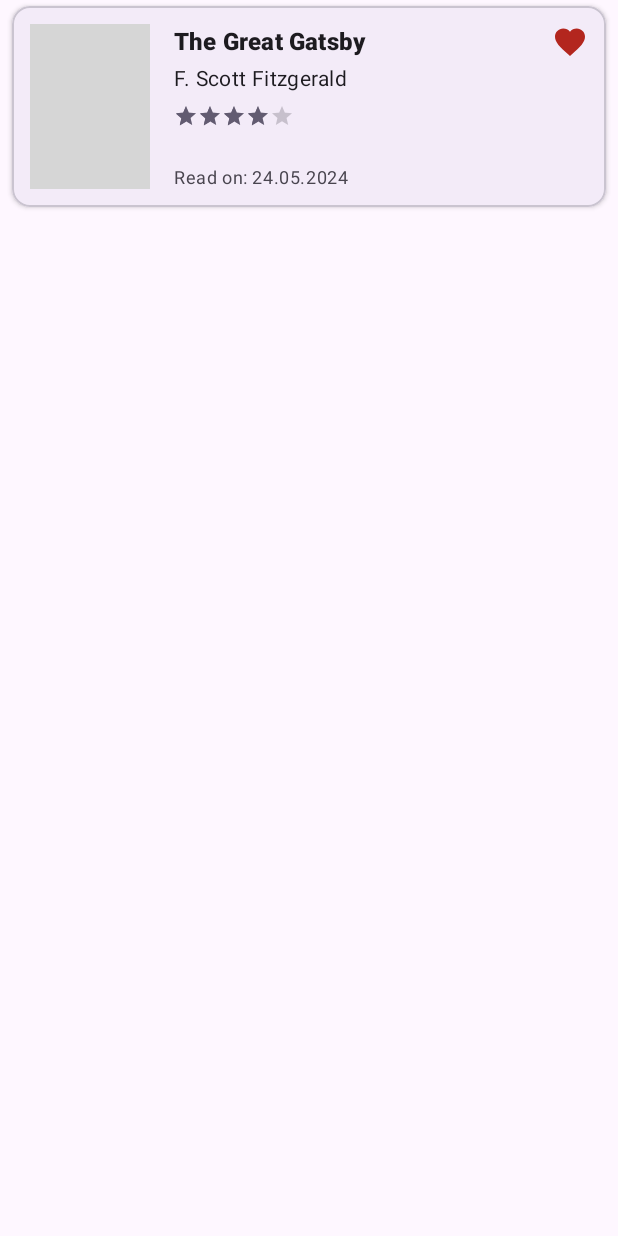
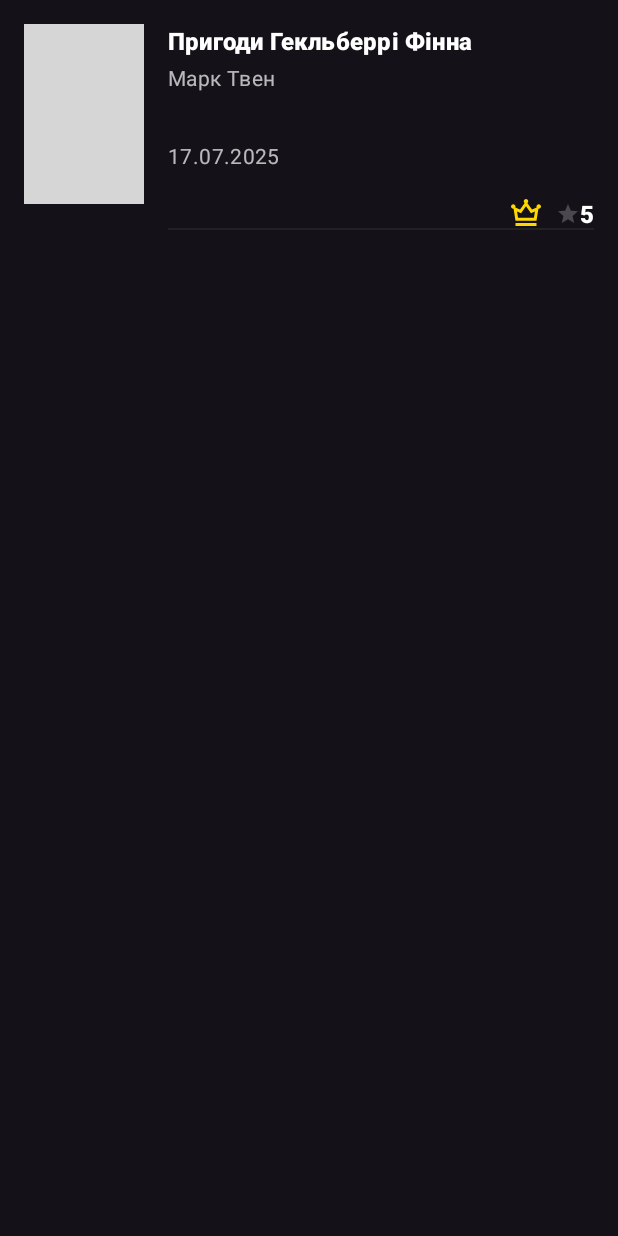
Before and after one commit to OkayMarta/BookDiaryMobile, an Android app: the layout list_item_book.xml on its own in the app's theme, with its tools: preview values and no code run, on a phone screen of 412 x 824 dp. Run offline under Robolectric (Android 15) with nearby library versions, the phone set to English and light mode, and no system bars; grey boxes are pictures that could not be loaded.

Commit message:
refactor: Implement new dark theme UI
Updated the application's visual style to a new dark theme.

- Enforced a global dark mode.
- Redesigned the book list item layout for a cleaner, more modern appearance.
- Replaced bottom navigation icons with a new, consistent set.
- Updated the BookAdapter to support the new layout.

```diff
--- a/app/src/main/java/com/example/bookdiarymobile/ui/BookDetailFragment.kt
+++ b/app/src/main/java/com/example/bookdiarymobile/ui/BookDetailFragment.kt
@@ -148,10 +148,12 @@ class BookDetailFragment : Fragment(R.layout.fragment_book_detail) {
         if (book.coverImagePath != null) {
             Glide.with(this)
                 .load(File(book.coverImagePath))
-                .placeholder(R.color.black)
+                .placeholder(R.drawable.placeholder_cover) // Використовуємо placeholder з drawable
+                .error(R.drawable.placeholder_cover)       // Показуємо placeholder, якщо сталася помилка завантаження
                 .into(coverImageView)
         } else {
-            coverImageView.setImageResource(R.color.black)
+            // Встановлюємо placeholder, якщо шляху до обкладинки немає
+            coverImageView.setImageResource(R.drawable.placeholder_cover)
         }
 
         // Логіка для іконки "вибране" тепер буде викликатись тільки для READ книг
--- a/app/src/main/res/drawable/ic_backup.xml
+++ /dev/null
@@ -1,5 +0,0 @@
-<vector xmlns:android="http://schemas.android.com/apk/res/android" android:height="24dp" android:tint="#000000" android:viewportHeight="960" android:viewportWidth="960" android:width="24dp">
-
-    <path android:fillColor="@android:color/white" android:pathData="M560,840L560,720L600,560L320,560Q287,560 263.5,536.5Q240,513 240,480L240,120L480,120L480,360L680,360Q713,360 736.5,383.5Q760,407 760,440L680,720L738,720Q765,720 782.5,736.5Q800,753 800,780Q800,807 783.5,823.5Q767,840 740,840L560,840ZM480,680L200,680Q167,680 143.5,656.5Q120,633 120,600L120,120L200,120L200,600Q200,600 200,600Q200,600 200,600L480,600L480,680Z"/>
-
-</vector>
--- a/app/src/main/res/drawable/ic_favorite.xml
+++ /dev/null
@@ -1,5 +0,0 @@
-<vector xmlns:android="http://schemas.android.com/apk/res/android" android:height="24dp" android:tint="#000000" android:viewportHeight="960" android:viewportWidth="960" android:width="24dp">
-
-    <path android:fillColor="@android:color/white" android:pathData="M200,440L200,400Q200,328 232.5,268.5Q265,209 320,171L245,96L280,60L365,145Q391,133 420.5,126.5Q450,120 480,120Q510,120 539.5,126.5Q569,133 595,145L680,60L715,96L640,171Q695,209 727.5,268.5Q760,328 760,400L760,440L200,440ZM600,360Q617,360 628.5,348.5Q640,337 640,320Q640,303 628.5,291.5Q617,280 600,280Q583,280 571.5,291.5Q560,303 560,320Q560,337 571.5,348.5Q583,360 600,360ZM360,360Q377,360 388.5,348.5Q400,337 400,320Q400,303 388.5,291.5Q377,280 360,280Q343,280 331.5,291.5Q320,303 320,320Q320,337 331.5,348.5Q343,360 360,360ZM480,920Q363,920 281.5,838.5Q200,757 200,640L200,480L760,480L760,640Q760,757 678.5,838.5Q597,920 480,920Z"/>
-
-</vector>
--- /dev/null
+++ b/app/src/main/res/drawable/ic_favorite_crown.xml
@@ -0,0 +1,3 @@
+<vector xmlns:android="http://schemas.android.com/apk/res/android" android:width="24dp" android:height="24dp" android:viewportWidth="960" android:viewportHeight="960" android:tint="?attr/colorControlNormal">
+    <path android:fillColor="@android:color/white" android:pathData="M200,800L200,720L760,720L760,800L200,800ZM200,660L149,339Q147,339 144.5,339.5Q142,340 140,340Q115,340 97.5,322.5Q80,305 80,280Q80,255 97.5,237.5Q115,220 140,220Q165,220 182.5,237.5Q200,255 200,280Q200,287 198.5,293Q197,299 195,304L320,360L445,189Q434,181 427,168Q420,155 420,140Q420,115 437.5,97.5Q455,80 480,80Q505,80 522.5,97.5Q540,115 540,140Q540,155 533,168Q526,181 515,189L640,360L765,304Q763,299 761.5,293Q760,287 760,280Q760,255 777.5,237.5Q795,220 820,220Q845,220 862.5,237.5Q880,255 880,280Q880,305 862.5,322.5Q845,340 820,340Q818,340 815.5,339.5Q813,339 811,339L760,660L200,660ZM268,580L692,580L718,413L613,459L480,276L347,459L242,413L268,580ZM480,580L480,580L480,580L480,580L480,580L480,580L480,580Z"/>
+</vector>
--- /dev/null
+++ b/app/src/main/res/drawable/ic_menu_backup.xml
@@ -0,0 +1,3 @@
+<vector xmlns:android="http://schemas.android.com/apk/res/android" android:width="24dp" android:height="24dp" android:viewportWidth="960" android:viewportHeight="960" android:tint="?attr/colorControlNormal">
+    <path android:fillColor="@android:color/white" android:pathData="M260,800Q169,800 104.5,737Q40,674 40,583Q40,505 87,444Q134,383 210,366Q235,274 310,217Q385,160 480,160Q597,160 678.5,241.5Q760,323 760,440L760,440L760,440Q829,448 874.5,499.5Q920,551 920,620Q920,695 867.5,747.5Q815,800 740,800L520,800Q487,800 463.5,776.5Q440,753 440,720L440,514L376,576L320,520L480,360L640,520L584,576L520,514L520,720Q520,720 520,720Q520,720 520,720L740,720Q782,720 811,691Q840,662 840,620Q840,578 811,549Q782,520 740,520L680,520L680,440Q680,357 621.5,298.5Q563,240 480,240Q397,240 338.5,298.5Q280,357 280,440L260,440Q202,440 161,481Q120,522 120,580Q120,638 161,679Q202,720 260,720L360,720L360,800L260,800ZM480,520L480,520L480,520Q480,520 480,520Q480,520 480,520L480,520L480,520Q480,520 480,520Q480,520 480,520L480,520Q480,520 480,520Q480,520 480,520L480,520Q480,520 480,520Q480,520 480,520Q480,520 480,520Q480,520 480,520L480,520L480,520Q480,520 480,520Q480,520 480,520Q480,520 480,520Q480,520 480,520L480,520Q480,520 480,520Q480,520 480,520Q480,520 480,520Q480,520 480,520L480,520Z"/>
+</vector>
--- /dev/null
+++ b/app/src/main/res/drawable/ic_menu_book.xml
@@ -0,0 +1,3 @@
+<vector xmlns:android="http://schemas.android.com/apk/res/android" android:width="24dp" android:height="24dp" android:viewportWidth="960" android:viewportHeight="960" android:tint="?attr/colorControlNormal">
+    <path android:fillColor="@android:color/white" android:pathData="M480,800Q432,762 376,741Q320,720 260,720Q218,720 177.5,731Q137,742 100,762Q79,773 59.5,761Q40,749 40,726L40,244Q40,233 45.5,223Q51,213 62,208Q108,184 158,172Q208,160 260,160Q318,160 373.5,175Q429,190 480,220L480,704Q531,672 587,656Q643,640 700,640Q736,640 770.5,646Q805,652 840,664Q840,664 840,664Q840,664 840,664L840,184Q855,189 869.5,194.5Q884,200 898,208Q909,213 914.5,223Q920,233 920,244L920,726Q920,749 900.5,761Q881,773 860,762Q823,742 782.5,731Q742,720 700,720Q640,720 584,741Q528,762 480,800ZM560,600L560,220L760,20L760,420L560,600ZM400,665L400,269Q367,255 331.5,247.5Q296,240 260,240Q223,240 188,247Q153,254 120,268Q120,268 120,268Q120,268 120,268L120,665Q120,665 120,665Q120,665 120,665Q155,652 189.5,646Q224,640 260,640Q296,640 330.5,646Q365,652 400,665ZM400,665Q400,665 400,665Q400,665 400,665Q400,665 400,665Q400,665 400,665Q400,665 400,665Q400,665 400,665L400,269Q400,269 400,269Q400,269 400,269Q400,269 400,269Q400,269 400,269Q400,269 400,269Q400,269 400,269L400,665Z"/>
+</vector>
--- /dev/null
+++ b/app/src/main/res/drawable/ic_menu_stats.xml
@@ -0,0 +1,3 @@
+<vector xmlns:android="http://schemas.android.com/apk/res/android" android:width="24dp" android:height="24dp" android:viewportWidth="960" android:viewportHeight="960" android:tint="?attr/colorControlNormal">
+    <path android:fillColor="@android:color/white" android:pathData="M80,840L80,760L880,760L880,840L80,840ZM120,720L120,440L240,440L240,720L120,720ZM320,720L320,240L440,240L440,720L320,720ZM520,720L520,360L640,360L640,720L520,720ZM720,720L720,120L840,120L840,720L720,720Z"/>
+</vector>
--- /dev/null
+++ b/app/src/main/res/drawable/ic_menu_to_read.xml
@@ -0,0 +1,3 @@
+<vector xmlns:android="http://schemas.android.com/apk/res/android" android:width="24dp" android:height="24dp" android:viewportWidth="960" android:viewportHeight="960" android:tint="?attr/colorControlNormal">
+    <path android:fillColor="@android:color/white" android:pathData="M200,320L760,320L760,240Q760,240 760,240Q760,240 760,240L200,240Q200,240 200,240Q200,240 200,240L200,320ZM200,320L200,240Q200,240 200,240Q200,240 200,240L200,240Q200,240 200,240Q200,240 200,240L200,320ZM200,880Q167,880 143.5,856.5Q120,833 120,800L120,240Q120,207 143.5,183.5Q167,160 200,160L240,160L240,80L320,80L320,160L640,160L640,80L720,80L720,160L760,160Q793,160 816.5,183.5Q840,207 840,240L840,467Q821,458 801,452Q781,446 760,443L760,400L200,400L200,800Q200,800 200,800Q200,800 200,800L452,800Q459,822 468.5,842Q478,862 491,880L200,880ZM720,920Q637,920 578.5,861.5Q520,803 520,720Q520,637 578.5,578.5Q637,520 720,520Q803,520 861.5,578.5Q920,637 920,720Q920,803 861.5,861.5Q803,920 720,920ZM787,815L815,787L740,712L740,600L700,600L700,728L787,815Z"/>
+</vector>
--- a/app/src/main/res/drawable/ic_stats.xml
+++ /dev/null
@@ -1,5 +0,0 @@
-<vector xmlns:android="http://schemas.android.com/apk/res/android" android:height="24dp" android:tint="#000000" android:viewportHeight="960" android:viewportWidth="960" android:width="24dp">
-
-    <path android:fillColor="@android:color/white" android:pathData="M468,720Q372,715 306,646Q240,577 240,480Q240,380 310,310Q380,240 480,240Q577,240 646,306Q715,372 720,468L636,443Q623,389 580,354.5Q537,320 480,320Q414,320 367,367Q320,414 320,480Q320,537 354.5,580Q389,623 443,636L468,720ZM516,878Q507,880 498,880Q489,880 480,880Q397,880 324,848.5Q251,817 197,763Q143,709 111.5,636Q80,563 80,480Q80,397 111.5,324Q143,251 197,197Q251,143 324,111.5Q397,80 480,80Q563,80 636,111.5Q709,143 763,197Q817,251 848.5,324Q880,397 880,480Q880,489 880,498Q880,507 878,516L800,492L800,480Q800,346 707,253Q614,160 480,160Q346,160 253,253Q160,346 160,480Q160,614 253,707Q346,800 480,800Q483,800 486,800Q489,800 492,800L516,878ZM821,900L650,729L600,880L480,480L880,600L729,650L900,821L821,900Z"/>
-
-</vector>
--- a/app/src/main/res/drawable/ic_to_read.xml
+++ /dev/null
@@ -1,5 +0,0 @@
-<vector xmlns:android="http://schemas.android.com/apk/res/android" android:height="24dp" android:tint="#000000" android:viewportHeight="960" android:viewportWidth="960" android:width="24dp">
-
-    <path android:fillColor="@android:color/white" android:pathData="M40,840L480,80L920,840L40,840ZM179,760L781,760L480,240L179,760ZM440,720L520,720L520,640L600,640L600,560L520,560L520,480L440,480L440,560L360,560L360,640L440,640L440,720ZM480,600L480,600L480,600Z"/>
-
-</vector>
--- /dev/null
+++ b/app/src/main/res/drawable/placeholder_cover.xml
@@ -0,0 +1,5 @@
+<?xml version="1.0" encoding="utf-8"?>
+<shape xmlns:android="http://schemas.android.com/apk/res/android"
+    android:shape="rectangle">
+    <solid android:color="#333333" /> <!-- Темно-сірий колір, який добре виглядає на темному фоні -->
+</shape>
--- a/app/src/main/res/layout/list_item_book.xml
+++ b/app/src/main/res/layout/list_item_book.xml
@@ -1,58 +1,37 @@
 <?xml version="1.0" encoding="utf-8"?>
-<com.google.android.material.card.MaterialCardView
+<androidx.constraintlayout.widget.ConstraintLayout
     xmlns:android="http://schemas.android.com/apk/res/android"
     xmlns:app="http://schemas.android.com/apk/res-auto"
     xmlns:tools="http://schemas.android.com/tools"
     android:layout_width="match_parent"
     android:layout_height="wrap_content"
-    android:layout_marginHorizontal="8dp"
-    android:layout_marginVertical="4dp"
-    app:cardElevation="2dp">
-
-    <androidx.constraintlayout.widget.ConstraintLayout
-        android:layout_width="match_parent"
-        android:layout_height="wrap_content"
-        android:padding="12dp">
+    android:padding="16dp">
 
     <!-- Обкладинка книги -->
     <ImageView
         android:id="@+id/image_view_cover"
         android:layout_width="80dp"
-            android:layout_height="110dp"
-            android:background="#E0E0E0"
+        android:layout_height="120dp"
+        android:background="#333333"
         android:scaleType="centerCrop"
         app:layout_constraintStart_toStartOf="parent"
         app:layout_constraintTop_toTopOf="parent"
         tools:src="@tools:sample/backgrounds/scenic"
         android:contentDescription="@string/book_cover_description" />
 
-        <!-- === НОВА ІКОНКА-ІНДИКАТОР "ВИБРАНЕ" === -->
-        <ImageView
-            android:id="@+id/icon_favorite_indicator"
-            android:layout_width="24dp"
-            android:layout_height="24dp"
-            android:src="@drawable/ic_favorite_filled"
-            app:layout_constraintEnd_toEndOf="parent"
-            app:layout_constraintTop_toTopOf="@id/text_view_title"
-            android:contentDescription="@string/favorite_indicator"
-            android:visibility="gone"
-            tools:visibility="visible" />
-
-        <!-- Назва книги (прив'язку кінця змінено, щоб не залазити під іконку) -->
+    <!-- Назва книги -->
     <TextView
         android:id="@+id/text_view_title"
         android:layout_width="0dp"
         android:layout_height="wrap_content"
         android:layout_marginStart="16dp"
-            android:layout_marginEnd="8dp"
-            android:ellipsize="end"
-            android:maxLines="2"
         android:textAppearance="?attr/textAppearanceTitleMedium"
+        android:textColor="@color/text_primary"
         android:textStyle="bold"
-            app:layout_constraintEnd_toStartOf="@id/icon_favorite_indicator"
+        app:layout_constraintEnd_toEndOf="parent"
         app:layout_constraintStart_toEndOf="@id/image_view_cover"
         app:layout_constraintTop_toTopOf="@id/image_view_cover"
-            tools:text="The Great Gatsby" />
+        tools:text="Пригоди Гекльберрі Фінна" />
 
     <!-- Автор книги -->
     <TextView
@@ -61,34 +40,90 @@
         android:layout_height="wrap_content"
         android:layout_marginTop="4dp"
         android:textAppearance="?attr/textAppearanceBodyMedium"
+        android:textColor="@color/text_secondary"
         app:layout_constraintEnd_toEndOf="@id/text_view_title"
         app:layout_constraintStart_toStartOf="@id/text_view_title"
         app:layout_constraintTop_toBottomOf="@id/text_view_title"
-            tools:text="F. Scott Fitzgerald" />
+        tools:text="Марк Твен" />
 
-        <!-- Рейтинг (зірочки) -->
+    <!-- Опис/Нотатки -->
+    <TextView
+        android:id="@+id/text_view_description"
+        android:layout_width="0dp"
+        android:layout_height="wrap_content"
+        android:layout_marginTop="4dp"
+        android:textAppearance="?attr/textAppearanceBodySmall"
+        android:textColor="@color/text_secondary"
+        android:visibility="gone"
+        android:maxLines="2"
+        android:ellipsize="end"
+        app:layout_constraintEnd_toEndOf="@id/text_view_author"
+        app:layout_constraintStart_toStartOf="@id/text_view_author"
+        app:layout_constraintTop_toBottomOf="@id/text_view_author"
+        tools:text='"Adventures Of Huckleberry Finn" by Mark Twain'
+        tools:visibility="visible"/>
+
+    <!-- Дата прочитання -->
+    <TextView
+        android:id="@+id/text_view_date"
+        android:layout_width="wrap_content"
+        android:layout_height="wrap_content"
+        android:layout_marginTop="12dp"
+        android:textAppearance="?attr/textAppearanceBodyMedium"
+        android:textColor="@color/text_secondary"
+        app:layout_constraintStart_toStartOf="@id/text_view_description"
+        app:layout_constraintTop_toBottomOf="@id/text_view_description"
+        tools:text="17.07.2025" />
+
+    <!-- Іконка "Вибране" (корона) -->
+    <ImageView
+        android:id="@+id/icon_favorite_crown"
+        android:layout_width="24dp"
+        android:layout_height="24dp"
+        android:layout_marginEnd="8dp"
+        android:src="@drawable/ic_favorite_crown"
+        android:visibility="gone"
+        app:layout_constraintBottom_toBottomOf="@id/rating_bar_book"
+        app:layout_constraintEnd_toStartOf="@id/rating_bar_book"
+        app:layout_constraintTop_toTopOf="@id/rating_bar_book"
+        app:tint="@color/star_color"
+        tools:visibility="visible" />
+
+    <!-- Рейтинг (зірочка) -->
     <RatingBar
         android:id="@+id/rating_bar_book"
         style="?android:attr/ratingBarStyleSmall"
         android:layout_width="wrap_content"
         android:layout_height="wrap_content"
-            android:layout_marginTop="8dp"
+        android:numStars="1"
         android:isIndicator="true"
-            android:numStars="5"
-            android:stepSize="1"
-            app:layout_constraintStart_toStartOf="@id/text_view_author"
-            app:layout_constraintTop_toBottomOf="@id/text_view_author"
-            tools:rating="4" />
+        android:progressTint="@color/star_color"
+        android:secondaryProgressTint="@color/star_color"
+        app:layout_constraintBottom_toBottomOf="@id/text_view_rating"
+        app:layout_constraintEnd_toStartOf="@id/text_view_rating"
+        app:layout_constraintTop_toTopOf="@id/text_view_rating" />
 
-        <!-- Дата прочитання -->
     <TextView
-            android:id="@+id/text_view_date_read"
+        android:id="@+id/text_view_rating"
         android:layout_width="wrap_content"
         android:layout_height="wrap_content"
-            android:textAppearance="?attr/textAppearanceBodySmall"
-            app:layout_constraintBottom_toBottomOf="@id/image_view_cover"
-            app:layout_constraintStart_toStartOf="@id/rating_bar_book"
-            tools:text="Read on: 24.05.2024" />
+        android:layout_marginStart="4dp"
+        android:textAppearance="?attr/textAppearanceTitleMedium"
+        android:textColor="@color/text_primary"
+        android:textStyle="bold"
+        app:layout_constraintBottom_toBottomOf="parent"
+        app:layout_constraintEnd_toEndOf="parent"
+        tools:text="5" />
+
+    <!-- Розділювач -->
+    <View
+        android:layout_width="0dp"
+        android:layout_height="1dp"
+        android:layout_marginTop="16dp"
+        android:background="#222222"
+        app:layout_constraintTop_toBottomOf="@id/image_view_cover"
+        app:layout_constraintStart_toStartOf="@id/text_view_title"
+        app:layout_constraintEnd_toEndOf="parent"
+        app:layout_constraintBottom_toBottomOf="parent" />
 
 </androidx.constraintlayout.widget.ConstraintLayout>
-</com.google.android.material.card.MaterialCardView>
--- a/app/src/main/res/values-night/themes.xml
+++ /dev/null
@@ -1,7 +0,0 @@
-<resources xmlns:tools="http://schemas.android.com/tools">
-    <!-- Base application theme. -->
-    <style name="Base.Theme.BookDiaryMobile" parent="Theme.Material3.DayNight.NoActionBar">
-        <!-- Customize your dark theme here. -->
-        <!-- <item name="colorPrimary">@color/my_dark_primary</item> -->
-    </style>
-</resources>
--- a/app/src/main/res/values/colors.xml
+++ b/app/src/main/res/values/colors.xml
@@ -1,5 +1,8 @@
 <?xml version="1.0" encoding="utf-8"?>
 <resources>
-    <color name="black">#FF000000</color>
-    <color name="white">#FFFFFFFF</color>
+    <color name="background_dark">#121212</color> <!-- Стандартний темний фон Material Design -->
+    <color name="text_primary">#FFFFFF</color>
+    <color name="text_secondary">#B3FFFFFF</color> <!-- Білий з прозорістю 70% -->
+    <color name="icon_tint">#FFFFFF</color>
+    <color name="star_color">#FFD700</color> <!-- Золотий колір для зірок -->
 </resources>
--- a/app/src/main/res/values/strings.xml
+++ b/app/src/main/res/values/strings.xml
@@ -45,6 +45,11 @@
     <string name="empty_state_to_read">Your \'To Read\' list is empty.\nTap the \'+\' button to add a book!</string>
     <string name="empty_state_favorites">You haven\'t added any books to your favorites yet.</string>
     <string name="validation_select_genre">Please select a genre</string>
+    <string name="menu_my_books">My Books</string>
+    <string name="menu_favorites">Favorites</string>
+    <string name="menu_to_read">To Read</string>
+    <string name="menu_backup">Backup</string>
+    <string name="menu_statistics">Statistics</string>
 
     <string-array name="book_genres">
         <item>Select genre</item>
--- a/app/src/main/res/values/themes.xml
+++ b/app/src/main/res/values/themes.xml
@@ -1,8 +1,9 @@
 <resources xmlns:tools="http://schemas.android.com/tools">
-    <!-- Base application theme. -->
-    <style name="Base.Theme.BookDiaryMobile" parent="Theme.Material3.DayNight.NoActionBar">
-        <!-- Customize your light theme here. -->
-        <!-- <item name="colorPrimary">@color/my_light_primary</item> -->
+    <!-- Змінюємо батьківську тему на темну -->
+    <style name="Base.Theme.BookDiaryMobile" parent="Theme.Material3.Dark.NoActionBar">
+        <!-- Тут можна визначити основні кольори теми -->
+        <item name="colorPrimary">@color/background_dark</item>
+        <item name="android:statusBarColor">@color/background_dark</item>
     </style>
 
     <style name="Theme.BookDiaryMobile" parent="Base.Theme.BookDiaryMobile" />
```
Also changed, not shown: app/src/main/java/com/example/bookdiarymobile/ui/BookAdapter.kt (+32 -23 lines), app/src/main/res/menu/bottom_nav_menu.xml (+20 -6 lines). Lines whose indentation alone changed are shown as unchanged.
